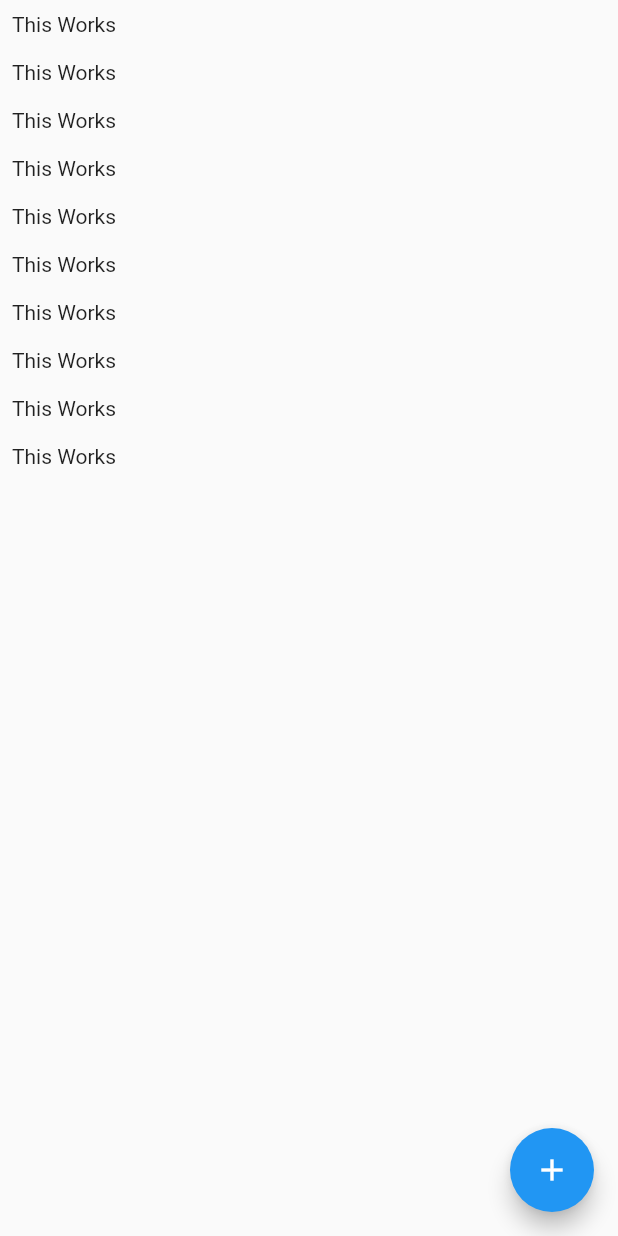
After one commit to ScottFarestrand/Random-Reminder, a Flutter app: the screen it shows after launch, on a phone screen of 412 x 824 dp. The commit adds this screen. Run offline on Flutter 3.47's test engine with Material 2 defaults, Android fonts, the phone set to English and light mode, and no system bars; our stand-ins replace cloud_firestore; accounts and stored records are empty.

```diff
--- /dev/null
+++ b/lib/screens/chats.dart
@@ -0,0 +1,24 @@
+import 'package:flutter/material.dart';
+import 'package:cloud_firestore/cloud_firestore.dart';
+
+class Chat extends StatelessWidget {
+  // const Chat({Key? key}) : super(key: key);
+  static String id = 'chat_screen';
+  @override
+  Widget build(BuildContext context) {
+    return Scaffold(
+      body: ListView.builder(
+          itemCount: 10,
+          itemBuilder: (ctx, index) => Container(
+            padding: EdgeInsets.all(8),
+            child: Text('This Works')
+          )),
+      floatingActionButton: FloatingActionButton(
+        child: Icon(Icons.add),
+        onPressed: (){
+
+        },
+      ),
+    );
+  }
+}
--- a/lib/screens/login.dart
+++ b/lib/screens/login.dart
@@ -1,7 +1,7 @@
 import 'package:flutter/material.dart';
 class Login extends StatelessWidget {
 
-  const Login({Key? key}) : super(key: key);
+  // const Login({Key? key}) : super(key: key);
   static String id = 'login_screen';
   @override
   Widget build(BuildContext context) {
--- a/lib/screens/register.dart
+++ b/lib/screens/register.dart
@@ -1,7 +1,7 @@
 import 'package:flutter/material.dart';
 class Register extends StatelessWidget {
 
-  const Register({Key? key}) : super(key: key);
+  // const Register({Key? key}) : super(key: key);
   static String id = 'register_screen';
   @override
   Widget build(BuildContext context) {
--- a/lib/screens/relationships.dart
+++ b/lib/screens/relationships.dart
@@ -1,7 +1,7 @@
 import 'package:flutter/material.dart';
 class Relationships extends StatelessWidget {
   static String id = 'relationships_screen';
-  const Relationships({Key? key}) : super(key: key);
+  // const Relationships({Key? key}) : super(key: key);
 
   @override
   Widget build(BuildContext context) {
--- a/lib/screens/reminders.dart
+++ b/lib/screens/reminders.dart
@@ -1,7 +1,7 @@
 import 'package:flutter/material.dart';
 class Reminders extends StatelessWidget {
   static String id = 'reminders_screen';
-  const Reminders({Key? key}) : super(key: key);
+  // const Reminders({Key? key}) : super(key: key);
 
   @override
   Widget build(BuildContext context) {
--- a/lib/screens/user.dart
+++ b/lib/screens/user.dart
@@ -1,10 +1,10 @@
 import 'package:flutter/material.dart';
 class User extends StatelessWidget {
   static String id = 'user_screen';
-  const User({Key? key}) : super(key: key);
+  // const User({Key? key}) : super(key: key);
 
   @override
   Widget build(BuildContext context) {
-    return Container();
+    return Scaffold(body: Container(child: Text("Hello Scott"),),);
   }
 }
```
Also changed, not shown: lib/main.dart (+6 -102 lines), pubspec.yaml (+98 -26 lines), pubspec.lock, 6 other files.
